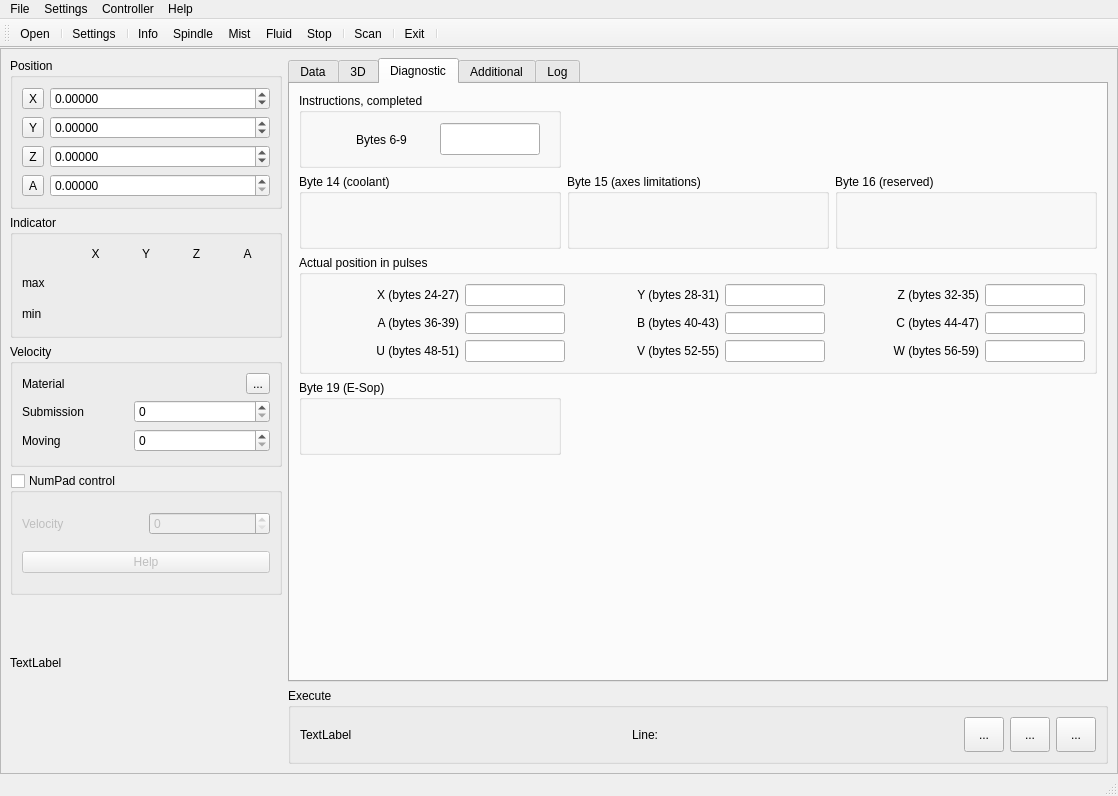
Before: the Qt Designer form sources/forms/MainWindow.ui in eduard-x/cnc-qt, drawn with Qt 5.
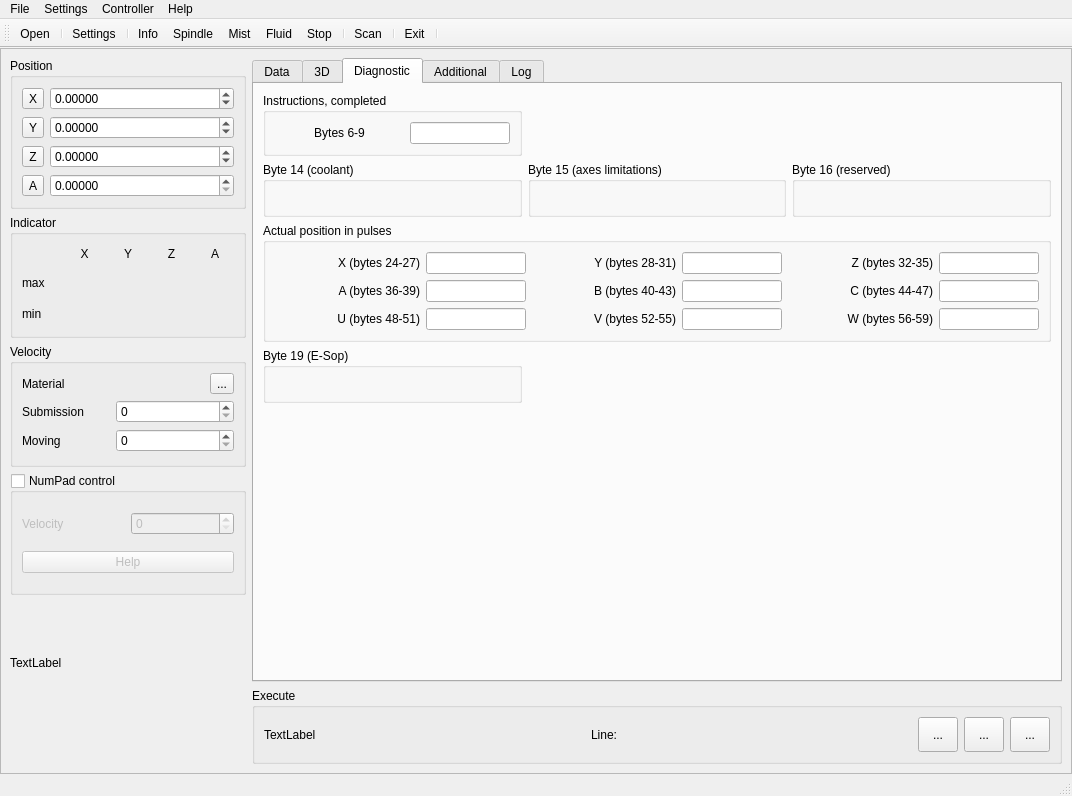
After: the same form once the commit is applied. The open tabs and pages were chosen to show the change. Icons and pictures are not drawn.

Commit message: tests with visualisation buttons

```diff
--- a/sources/forms/MainWindow.ui
+++ b/sources/forms/MainWindow.ui
@@ -6,7 +6,7 @@
    <rect>
     <x>0</x>
     <y>0</y>
-    <width>1118</width>
+    <width>1072</width>
     <height>796</height>
    </rect>
   </property>
@@ -57,10 +57,22 @@
        <enum>QFrame::Raised</enum>
       </property>
       <layout class="QGridLayout" name="gridLayout_5">
+       <property name="sizeConstraint">
+        <enum>QLayout::SetMinimumSize</enum>
+       </property>
        <item row="0" column="0">
         <layout class="QVBoxLayout" name="verticalLayout">
+         <property name="sizeConstraint">
+          <enum>QLayout::SetMinimumSize</enum>
+         </property>
          <item>
           <widget class="QGroupBox" name="groupPosition">
+           <property name="sizePolicy">
+            <sizepolicy hsizetype="Minimum" vsizetype="Minimum">
+             <horstretch>0</horstretch>
+             <verstretch>0</verstretch>
+            </sizepolicy>
+           </property>
            <property name="baseSize">
             <size>
              <width>0</width>
@@ -74,6 +86,9 @@
             <bool>false</bool>
            </property>
            <layout class="QGridLayout" name="gridLayout">
+            <property name="sizeConstraint">
+             <enum>QLayout::SetMinimumSize</enum>
+            </property>
             <item row="1" column="1">
              <widget class="QToolButton" name="toolResetCoorY">
               <property name="text">
@@ -178,7 +193,7 @@
          <item>
           <widget class="QGroupBox" name="groupIndicator">
            <property name="sizePolicy">
-            <sizepolicy hsizetype="Minimum" vsizetype="Preferred">
+            <sizepolicy hsizetype="Minimum" vsizetype="Minimum">
              <horstretch>0</horstretch>
              <verstretch>0</verstretch>
             </sizepolicy>
@@ -187,6 +202,9 @@
             <string>Indicator</string>
            </property>
            <layout class="QGridLayout" name="gridLayout_3">
+            <property name="sizeConstraint">
+             <enum>QLayout::SetMinimumSize</enum>
+            </property>
             <item row="0" column="4">
              <widget class="QLabel" name="label_16">
               <property name="text">
@@ -374,10 +392,19 @@
          </item>
          <item>
           <widget class="QGroupBox" name="groupVelocity">
+           <property name="sizePolicy">
+            <sizepolicy hsizetype="Minimum" vsizetype="Minimum">
+             <horstretch>0</horstretch>
+             <verstretch>0</verstretch>
+            </sizepolicy>
+           </property>
            <property name="title">
             <string>Velocity</string>
            </property>
            <layout class="QGridLayout" name="gridLayout_2">
+            <property name="sizeConstraint">
+             <enum>QLayout::SetMinimumSize</enum>
+            </property>
             <item row="1" column="0">
              <widget class="QLabel" name="labelSubmission">
               <property name="text">
@@ -437,6 +464,12 @@
          </item>
          <item>
           <widget class="QGroupBox" name="groupManualControl">
+           <property name="sizePolicy">
+            <sizepolicy hsizetype="Minimum" vsizetype="Minimum">
+             <horstretch>0</horstretch>
+             <verstretch>0</verstretch>
+            </sizepolicy>
+           </property>
            <property name="title">
             <string>NumPad control</string>
            </property>
@@ -447,6 +480,9 @@
             <bool>false</bool>
            </property>
            <layout class="QGridLayout" name="gridLayout_4">
+            <property name="sizeConstraint">
+             <enum>QLayout::SetMinimumSize</enum>
+            </property>
             <item row="0" column="0">
              <widget class="QLabel" name="labelNumVelo">
               <property name="text">
@@ -504,20 +540,23 @@
        </item>
        <item row="0" column="1">
         <layout class="QVBoxLayout" name="verticalLayout_3">
+         <property name="sizeConstraint">
+          <enum>QLayout::SetMinimumSize</enum>
+         </property>
          <item>
           <widget class="QTabWidget" name="tabWidget">
            <property name="sizePolicy">
-            <sizepolicy hsizetype="Minimum" vsizetype="Expanding">
+            <sizepolicy hsizetype="Minimum" vsizetype="MinimumExpanding">
              <horstretch>0</horstretch>
              <verstretch>0</verstretch>
             </sizepolicy>
            </property>
            <property name="currentIndex">
-            <number>2</number>
+            <number>1</number>
            </property>
            <widget class="QWidget" name="tab1">
             <property name="sizePolicy">
-             <sizepolicy hsizetype="Minimum" vsizetype="Preferred">
+             <sizepolicy hsizetype="Minimum" vsizetype="Minimum">
               <horstretch>0</horstretch>
               <verstretch>0</verstretch>
              </sizepolicy>
@@ -526,10 +565,13 @@
              <string>Data</string>
             </attribute>
             <layout class="QGridLayout" name="gridLayout_13">
+             <property name="sizeConstraint">
+              <enum>QLayout::SetMinimumSize</enum>
+             </property>
              <item row="0" column="0">
               <widget class="QTableWidget" name="listGCodeWidget">
                <property name="sizePolicy">
-                <sizepolicy hsizetype="Minimum" vsizetype="Expanding">
+                <sizepolicy hsizetype="Minimum" vsizetype="Minimum">
                  <horstretch>0</horstretch>
                  <verstretch>0</verstretch>
                 </sizepolicy>
@@ -555,7 +597,7 @@
            </widget>
            <widget class="QWidget" name="tab3">
             <property name="sizePolicy">
-             <sizepolicy hsizetype="Minimum" vsizetype="Preferred">
+             <sizepolicy hsizetype="Minimum" vsizetype="Minimum">
               <horstretch>0</horstretch>
               <verstretch>0</verstretch>
              </sizepolicy>
@@ -564,6 +606,9 @@
              <string>3D</string>
             </attribute>
             <layout class="QGridLayout" name="gridLayout_14">
+             <property name="sizeConstraint">
+              <enum>QLayout::SetMinimumSize</enum>
+             </property>
              <item row="0" column="0">
               <layout class="QHBoxLayout" name="horizontalLayout_2">
                <property name="sizeConstraint">
@@ -831,6 +876,12 @@
                </item>
                <item>
                 <widget class="QLabel" name="labelFix">
+                 <property name="sizePolicy">
+                  <sizepolicy hsizetype="Minimum" vsizetype="Minimum">
+                   <horstretch>0</horstretch>
+                   <verstretch>0</verstretch>
+                  </sizepolicy>
+                 </property>
                  <property name="text">
                   <string>Fix:</string>
                  </property>
@@ -864,22 +915,6 @@
                  </property>
                 </widget>
                </item>
-               <item>
-                <spacer name="horizontalSpacer_2">
-                 <property name="orientation">
-                  <enum>Qt::Horizontal</enum>
-                 </property>
-                 <property name="sizeType">
-                  <enum>QSizePolicy::Minimum</enum>
-                 </property>
-                 <property name="sizeHint" stdset="0">
-                  <size>
-                   <width>40</width>
-                   <height>20</height>
-                  </size>
-                 </property>
-                </spacer>
-               </item>
                <item>
                 <widget class="QPushButton" name="pushDefaultPreview">
                  <property name="minimumSize">
@@ -905,7 +940,7 @@
              <item row="1" column="0">
               <layout class="QGridLayout" name="OpenGL_preview">
                <property name="sizeConstraint">
-                <enum>QLayout::SetMaximumSize</enum>
+                <enum>QLayout::SetMinimumSize</enum>
                </property>
                <item row="0" column="0">
                 <widget class="QScrollArea" name="scrollArea">
@@ -917,8 +952,8 @@
                  </property>
                  <property name="minimumSize">
                   <size>
-                   <width>400</width>
-                   <height>300</height>
+                   <width>350</width>
+                   <height>200</height>
                   </size>
                  </property>
                  <property name="frameShape">
@@ -938,10 +973,16 @@
                    <rect>
                     <x>0</x>
                     <y>0</y>
-                    <width>400</width>
-                    <height>300</height>
+                    <width>847</width>
+                    <height>498</height>
                    </rect>
                   </property>
+                  <property name="sizePolicy">
+                   <sizepolicy hsizetype="Minimum" vsizetype="Minimum">
+                    <horstretch>0</horstretch>
+                    <verstretch>0</verstretch>
+                   </sizepolicy>
+                  </property>
                  </widget>
                 </widget>
                </item>
@@ -951,7 +992,7 @@
            </widget>
            <widget class="QWidget" name="tab4">
             <property name="sizePolicy">
-             <sizepolicy hsizetype="Minimum" vsizetype="Preferred">
+             <sizepolicy hsizetype="Minimum" vsizetype="Minimum">
               <horstretch>0</horstretch>
               <verstretch>0</verstretch>
              </sizepolicy>
@@ -960,10 +1001,13 @@
              <string>Diagnostic</string>
             </attribute>
             <layout class="QGridLayout" name="gridLayout_16">
+             <property name="sizeConstraint">
+              <enum>QLayout::SetMinimumSize</enum>
+             </property>
              <item row="3" column="0">
               <widget class="QGroupBox" name="groupB19">
                <property name="sizePolicy">
-                <sizepolicy hsizetype="Minimum" vsizetype="MinimumExpanding">
+                <sizepolicy hsizetype="Minimum" vsizetype="Minimum">
                  <horstretch>0</horstretch>
                  <verstretch>0</verstretch>
                 </sizepolicy>
@@ -984,6 +1028,9 @@
                 <string>Byte 19 (E-Sop)</string>
                </property>
                <layout class="QGridLayout" name="gridLayout_10">
+                <property name="sizeConstraint">
+                 <enum>QLayout::SetMinimumSize</enum>
+                </property>
                 <item row="0" column="4">
                  <widget class="QLabel" name="labelB19B3">
                   <property name="text">
@@ -1061,6 +1108,9 @@
                 <string>Actual position in pulses</string>
                </property>
                <layout class="QGridLayout" name="gridLayout_18">
+                <property name="sizeConstraint">
+                 <enum>QLayout::SetMinimumSize</enum>
+                </property>
                 <item row="0" column="1">
                  <widget class="QLineEdit" name="lineXpulses">
                   <property name="sizePolicy">
@@ -1436,7 +1486,7 @@
              <item row="1" column="0">
               <widget class="QGroupBox" name="groupB14">
                <property name="sizePolicy">
-                <sizepolicy hsizetype="Minimum" vsizetype="MinimumExpanding">
+                <sizepolicy hsizetype="Minimum" vsizetype="Minimum">
                  <horstretch>0</horstretch>
                  <verstretch>0</verstretch>
                 </sizepolicy>
@@ -1457,6 +1507,9 @@
                 <string>Byte 14 (coolant)</string>
                </property>
                <layout class="QGridLayout" name="gridLayout_15">
+                <property name="sizeConstraint">
+                 <enum>QLayout::SetMinimumSize</enum>
+                </property>
                 <item row="0" column="6">
                  <widget class="QLabel" name="labelB14B1">
                   <property name="text">
@@ -1519,7 +1572,7 @@
              <item row="1" column="1">
               <widget class="QGroupBox" name="groupB15">
                <property name="sizePolicy">
-                <sizepolicy hsizetype="Minimum" vsizetype="MinimumExpanding">
+                <sizepolicy hsizetype="Minimum" vsizetype="Minimum">
                  <horstretch>0</horstretch>
                  <verstretch>0</verstretch>
                 </sizepolicy>
@@ -1540,6 +1593,9 @@
                 <string>Byte 15 (axes limitations)</string>
                </property>
                <layout class="QGridLayout" name="gridLayout_7">
+                <property name="sizeConstraint">
+                 <enum>QLayout::SetMinimumSize</enum>
+                </property>
                 <item row="0" column="0">
                  <widget class="QLabel" name="labelB15B7">
                   <property name="text">
@@ -1602,7 +1658,7 @@
              <item row="1" column="2">
               <widget class="QGroupBox" name="groupB16">
                <property name="sizePolicy">
-                <sizepolicy hsizetype="Minimum" vsizetype="MinimumExpanding">
+                <sizepolicy hsizetype="Minimum" vsizetype="Minimum">
                  <horstretch>0</horstretch>
                  <verstretch>0</verstretch>
                 </sizepolicy>
@@ -1623,6 +1679,9 @@
                 <string>Byte 16 (reserved)</string>
                </property>
                <layout class="QGridLayout" name="gridLayout_19">
+                <property name="sizeConstraint">
+                 <enum>QLayout::SetMinimumSize</enum>
+                </property>
                 <item row="0" column="0">
                  <widget class="QLabel" name="labelB16B7">
                   <property name="text">
@@ -1687,6 +1746,9 @@
                <property name="orientation">
                 <enum>Qt::Vertical</enum>
                </property>
+               <property name="sizeType">
+                <enum>QSizePolicy::MinimumExpanding</enum>
+               </property>
                <property name="sizeHint" stdset="0">
                 <size>
                  <width>20</width>
@@ -1698,7 +1760,7 @@
              <item row="0" column="0">
               <widget class="QGroupBox" name="groupBox_3">
                <property name="sizePolicy">
-                <sizepolicy hsizetype="Minimum" vsizetype="Preferred">
+                <sizepolicy hsizetype="Minimum" vsizetype="Minimum">
                  <horstretch>0</horstretch>
                  <verstretch>0</verstretch>
                 </sizepolicy>
@@ -1712,60 +1774,53 @@
                <property name="title">
                 <string>Instructions, completed</string>
                </property>
-               <widget class="QLineEdit" name="lineInstructions">
-                <property name="geometry">
-                 <rect>
-                  <x>141</x>
-                  <y>30</y>
-                  <width>100</width>
-                  <height>32</height>
-                 </rect>
+               <layout class="QGridLayout" name="gridLayout_8">
+                <property name="sizeConstraint">
+                 <enum>QLayout::SetMinimumSize</enum>
                 </property>
-                <property name="sizePolicy">
-                 <sizepolicy hsizetype="Minimum" vsizetype="Fixed">
-                  <horstretch>0</horstretch>
-                  <verstretch>0</verstretch>
-                 </sizepolicy>
-                </property>
-                <property name="minimumSize">
-                 <size>
-                  <width>100</width>
-                  <height>0</height>
-                 </size>
-                </property>
-                <property name="maximumSize">
-                 <size>
-                  <width>75</width>
-                  <height>16777215</height>
-                 </size>
-                </property>
-                <property name="readOnly">
-                 <bool>true</bool>
-                </property>
-               </widget>
-               <widget class="QLabel" name="label_8">
-                <property name="geometry">
-                 <rect>
-                  <x>30</x>
-                  <y>30</y>
-                  <width>105</width>
-                  <height>33</height>
-                 </rect>
-                </property>
-                <property name="text">
-                 <string>Bytes 6-9</string>
-                </property>
-                <property name="alignment">
-                 <set>Qt::AlignCenter</set>
-                </property>
-               </widget>
+                <item row="0" column="0">
+                 <widget class="QLabel" name="label_8">
+                  <property name="text">
+                   <string>Bytes 6-9</string>
+                  </property>
+                  <property name="alignment">
+                   <set>Qt::AlignCenter</set>
+                  </property>
+                 </widget>
+                </item>
+                <item row="0" column="1">
+                 <widget class="QLineEdit" name="lineInstructions">
+                  <property name="sizePolicy">
+                   <sizepolicy hsizetype="Minimum" vsizetype="Fixed">
+                    <horstretch>0</horstretch>
+                    <verstretch>0</verstretch>
+                   </sizepolicy>
+                  </property>
+                  <property name="minimumSize">
+                   <size>
+                    <width>100</width>
+                    <height>0</height>
+                   </size>
+                  </property>
+                  <property name="maximumSize">
+                   <size>
+                    <width>75</width>
+                    <height>16777215</height>
+                   </size>
+                  </property>
+                  <property name="readOnly">
+                   <bool>true</bool>
+                  </property>
+                 </widget>
+                </item>
+               </layout>
               </widget>
              </item>
             </layout>
            </widget>
            <widget class="QWidget" name="tab2">
             <property name="sizePolicy">
-             <sizepolicy hsizetype="Minimum" vsizetype="Preferred">
+             <sizepolicy hsizetype="Minimum" vsizetype="Minimum">
               <horstretch>0</horstretch>
               <verstretch>0</verstretch>
              </sizepolicy>
@@ -1961,6 +2016,9 @@
                <property name="orientation">
                 <enum>Qt::Vertical</enum>
                </property>
+               <property name="sizeType">
+                <enum>QSizePolicy::Minimum</enum>
+               </property>
                <property name="sizeHint" stdset="0">
                 <size>
                  <width>20</width>
@@ -2286,11 +2344,24 @@
                </layout>
               </widget>
              </item>
+             <item row="0" column="4">
+              <spacer name="horizontalSpacer">
+               <property name="orientation">
+                <enum>Qt::Horizontal</enum>
+               </property>
+               <property name="sizeHint" stdset="0">
+                <size>
+                 <width>40</width>
+                 <height>20</height>
+                </size>
+               </property>
+              </spacer>
+             </item>
             </layout>
            </widget>
            <widget class="QWidget" name="tab">
             <property name="sizePolicy">
-             <sizepolicy hsizetype="Minimum" vsizetype="Preferred">
+             <sizepolicy hsizetype="Minimum" vsizetype="Minimum">
               <horstretch>0</horstretch>
               <verstretch>0</verstretch>
              </sizepolicy>
@@ -2302,7 +2373,7 @@
              <item row="0" column="0" colspan="2">
               <widget class="QTextBrowser" name="textLog">
                <property name="sizePolicy">
-                <sizepolicy hsizetype="Minimum" vsizetype="Expanding">
+                <sizepolicy hsizetype="Minimum" vsizetype="Minimum">
                  <horstretch>0</horstretch>
                  <verstretch>0</verstretch>
                 </sizepolicy>
@@ -2351,10 +2422,13 @@
             <string>Execute</string>
            </property>
            <layout class="QHBoxLayout" name="horizontalLayout">
+            <property name="sizeConstraint">
+             <enum>QLayout::SetMinimumSize</enum>
+            </property>
             <item>
              <widget class="QLabel" name="labelTask">
               <property name="sizePolicy">
-               <sizepolicy hsizetype="Minimum" vsizetype="Preferred">
+               <sizepolicy hsizetype="Minimum" vsizetype="Minimum">
                 <horstretch>0</horstretch>
                 <verstretch>0</verstretch>
                </sizepolicy>
@@ -2367,7 +2441,7 @@
             <item>
              <widget class="QLabel" name="labelRunFrom">
               <property name="sizePolicy">
-               <sizepolicy hsizetype="Minimum" vsizetype="Preferred">
+               <sizepolicy hsizetype="Minimum" vsizetype="Minimum">
                 <horstretch>0</horstretch>
                 <verstretch>0</verstretch>
                </sizepolicy>
@@ -2396,6 +2470,12 @@
             </item>
             <item>
              <widget class="QToolButton" name="toolPause">
+              <property name="sizePolicy">
+               <sizepolicy hsizetype="Fixed" vsizetype="Fixed">
+                <horstretch>0</horstretch>
+                <verstretch>0</verstretch>
+               </sizepolicy>
+              </property>
               <property name="minimumSize">
                <size>
                 <width>40</width>
@@ -2443,7 +2523,7 @@
     <rect>
      <x>0</x>
      <y>0</y>
-     <width>1118</width>
+     <width>1072</width>
      <height>30</height>
     </rect>
    </property>
@@ -2455,7 +2535,7 @@
    </property>
    <widget class="QMenu" name="menuFile">
     <property name="sizePolicy">
-     <sizepolicy hsizetype="Minimum" vsizetype="Preferred">
+     <sizepolicy hsizetype="Minimum" vsizetype="Minimum">
       <horstretch>0</horstretch>
       <verstretch>0</verstretch>
      </sizepolicy>
@@ -2470,7 +2550,7 @@
    </widget>
    <widget class="QMenu" name="menuController">
     <property name="sizePolicy">
-     <sizepolicy hsizetype="Minimum" vsizetype="Preferred">
+     <sizepolicy hsizetype="Minimum" vsizetype="Minimum">
       <horstretch>0</horstretch>
       <verstretch>0</verstretch>
      </sizepolicy>
@@ -2485,7 +2565,7 @@
    </widget>
    <widget class="QMenu" name="menuHelp">
     <property name="sizePolicy">
-     <sizepolicy hsizetype="Minimum" vsizetype="Preferred">
+     <sizepolicy hsizetype="Minimum" vsizetype="Minimum">
       <horstretch>0</horstretch>
       <verstretch>0</verstretch>
      </sizepolicy>
@@ -2498,7 +2578,7 @@
    </widget>
    <widget class="QMenu" name="menuSettings">
     <property name="sizePolicy">
-     <sizepolicy hsizetype="Minimum" vsizetype="Preferred">
+     <sizepolicy hsizetype="Minimum" vsizetype="Minimum">
       <horstretch>0</horstretch>
       <verstretch>0</verstretch>
      </sizepolicy>
@@ -2515,7 +2595,7 @@
   </widget>
   <widget class="QStatusBar" name="statusbar">
    <property name="sizePolicy">
-    <sizepolicy hsizetype="Minimum" vsizetype="Preferred">
+    <sizepolicy hsizetype="Minimum" vsizetype="Minimum">
      <horstretch>0</horstretch>
      <verstretch>0</verstretch>
     </sizepolicy>
@@ -2523,7 +2603,7 @@
   </widget>
   <widget class="QToolBar" name="toolBar">
    <property name="sizePolicy">
-    <sizepolicy hsizetype="Minimum" vsizetype="Fixed">
+    <sizepolicy hsizetype="Minimum" vsizetype="Minimum">
      <horstretch>0</horstretch>
      <verstretch>0</verstretch>
     </sizepolicy>
```
The commit also changes 7 other files.
